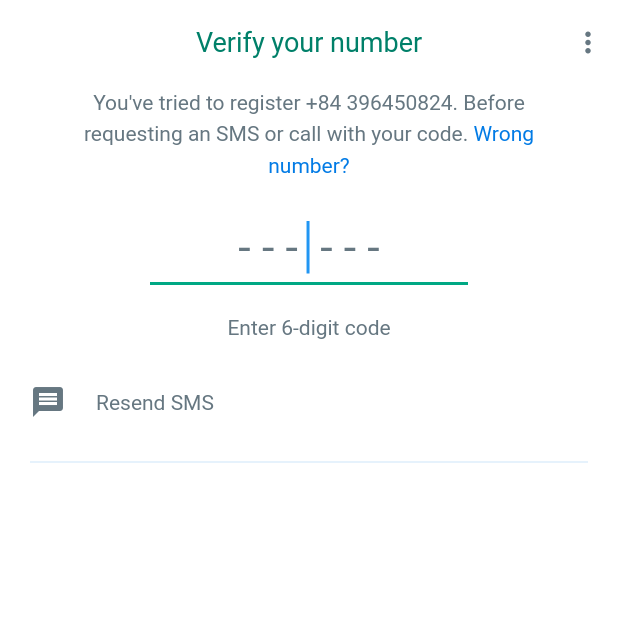
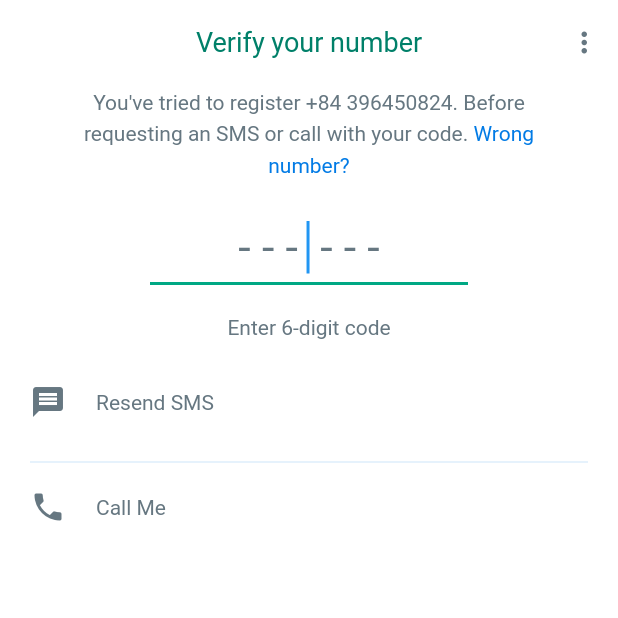
Before and after one commit to huylaqn1008/whatsapp_clone_flutter, a Flutter app: the VerificationPage screen opened directly with empty values, on a phone screen of 412 x 824 dp, the top half of it. Run offline on Flutter 3.47's test engine with Material 2 defaults, Android fonts, the phone set to English and light mode, and no system bars; our stand-ins replace cloud_firestore, country_picker, firebase_auth, firebase_core, flutter_riverpod; accounts and stored records are empty.

Commit message:
Add number phone and smscode in firebase

```diff
--- a/lib/common/routes/routes.dart
+++ b/lib/common/routes/routes.dart
@@ -24,7 +24,7 @@ class Routes {
         final Map args = settings.arguments as Map;
         return MaterialPageRoute(
           builder: (context) => VerificationPage(
-            verificationId: args['verificationId'],
+            smsCodeId: args['smsCodeId'],
             phoneNumber: args['phoneNumber'],
           ),
         );
--- a/lib/common/widgets/custom_icon_button.dart
+++ b/lib/common/widgets/custom_icon_button.dart
@@ -7,6 +7,9 @@ class CustomIconButton extends StatelessWidget {
   final Color? iconColor;
   final double? iconSize;
   final double? minWidth;
+  final Color? background;
+  final BoxBorder? border;
+
   const CustomIconButton({
     super.key,
     required this.onTap,
@@ -14,21 +17,33 @@ class CustomIconButton extends StatelessWidget {
     this.iconColor,
     this.iconSize,
     this.minWidth,
+    this.background,
+    this.border,
   });
 
   @override
   Widget build(BuildContext context) {
-    return IconButton(
+    return Container(
+      decoration: BoxDecoration(
+        color: background,
+        shape: BoxShape.circle,
+        border: border,
+      ),
+      child: IconButton(
         onPressed: onTap,
         splashColor: Colors.transparent,
-      splashRadius: 22,
+        splashRadius: (minWidth ?? 45) - 25,
         iconSize: iconSize ?? 22,
         padding: EdgeInsets.zero,
-      constraints: BoxConstraints(minWidth: minWidth ?? 40),
+        constraints: BoxConstraints(
+          minWidth: minWidth ?? 45,
+          minHeight: minWidth ?? 45,
+        ),
         icon: Icon(
           icon,
           color: iconColor ?? context.theme.grayColor,
         ),
+      ),
     );
   }
 }
--- a/lib/feature/auth/pages/verification_page.dart
+++ b/lib/feature/auth/pages/verification_page.dart
@@ -1,38 +1,35 @@
 import 'package:flutter/material.dart';
+import 'package:flutter_riverpod/flutter_riverpod.dart';
 import 'package:flutter_social/common/extension/custom_theme_extension.dart';
 import 'package:flutter_social/common/widgets/custom_icon_button.dart';
+import 'package:flutter_social/feature/auth/controllers/auth_controller.dart';
 import 'package:flutter_social/feature/auth/widgets/custom_text_field.dart';
 
-class VerificationPage extends StatefulWidget {
+class VerificationPage extends ConsumerWidget {
   const VerificationPage({
     super.key,
-    required this.verificationId,
+    required this.smsCodeId,
     required this.phoneNumber,
   });
-  final String verificationId;
+
+  final String smsCodeId;
   final String phoneNumber;
 
-  @override
-  State<VerificationPage> createState() => _VerificationPageState();
-}
-
-class _VerificationPageState extends State<VerificationPage> {
-  late TextEditingController codeController;
-
-  @override
-  void initState() {
-    codeController = TextEditingController();
-    super.initState();
+  void verifySmsCode(
+    BuildContext context,
+    WidgetRef ref,
+    String smsCode,
+  ) {
+    ref.read(authControllerProvider).verifySmsCode(
+          context: context,
+          smsCodeId: smsCodeId,
+          smsCode: smsCode,
+          mounted: true,
+        );
   }
 
   @override
-  void dispose() {
-    codeController.dispose();
-    super.dispose();
-  }
-
-  @override
-  Widget build(BuildContext context) {
+  Widget build(BuildContext context, WidgetRef ref) {
     return Scaffold(
       appBar: AppBar(
         backgroundColor: Theme.of(context).backgroundColor,
@@ -85,12 +82,19 @@ class _VerificationPageState extends State<VerificationPage> {
             Container(
               padding: const EdgeInsets.symmetric(horizontal: 80),
               child: CustomTextField(
-                controller: codeController,
                 hintText: '- - -  - - -',
                 fontSize: 30,
                 autoFocus: true,
                 keyboardType: TextInputType.number,
-                onChanged: (value) {},
+                onChanged: (value) {
+                  if (value.length == 6) {
+                    return verifySmsCode(
+                      context,
+                      ref,
+                      value,
+                    );
+                  }
+                },
               ),
             ),
             const SizedBox(
@@ -128,6 +132,19 @@ class _VerificationPageState extends State<VerificationPage> {
             Divider(
               color: context.theme.blueColor!.withOpacity(0.2),
             ),
+            const SizedBox(height: 10),
+            Row(
+              children: [
+                Icon(Icons.phone, color: context.theme.grayColor),
+                const SizedBox(width: 20),
+                Text(
+                  'Call Me',
+                  style: TextStyle(
+                    color: context.theme.grayColor,
+                  ),
+                ),
+              ],
+            ),
           ],
         ),
       ),
```
Also changed, not shown: lib/common/widgets/short_h_bar.dart (added, +30 -0 lines), lib/feature/auth/controllers/auth_controller.dart (added, +40 -0 lines), lib/feature/auth/pages/login_page.dart (+22 -14 lines), lib/feature/auth/pages/user_info_page.dart (+94 -1 lines), lib/feature/auth/repository/auth_repository.dart (+25 -0 lines), lib/main.dart (+6 -1 lines). Lines whose indentation alone changed are shown as unchanged.
